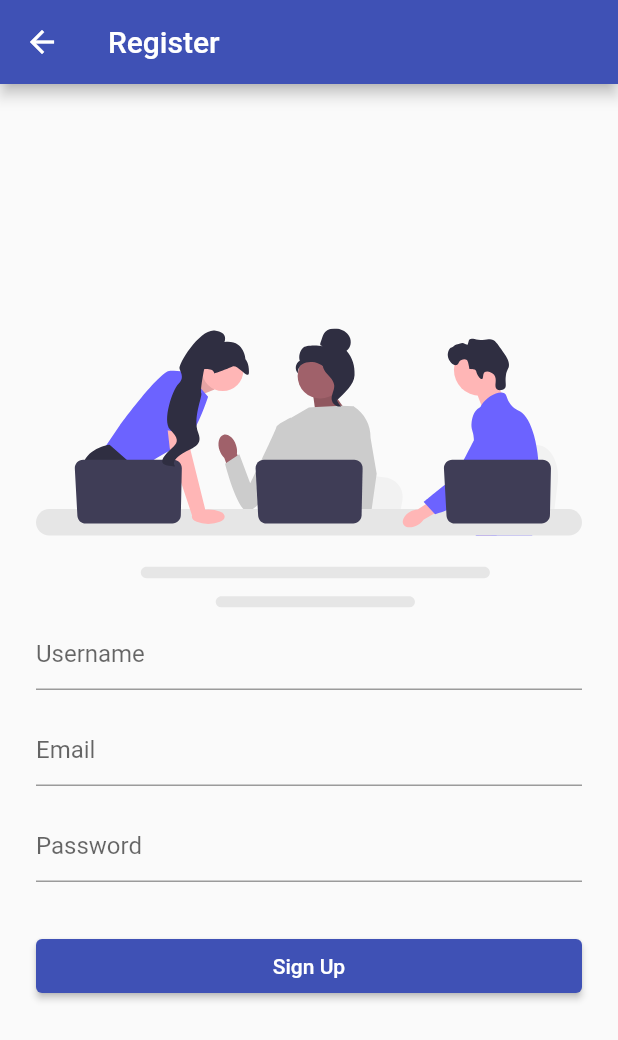
After one commit to sabrinazizau/fasolasync, a Flutter app: the RegisterPage screen opened directly, on a phone screen of 412 x 824 dp. The commit adds this screen. Shown: the top 1040 px of the screen. Run offline on Flutter 3.47's test engine with Material 2 defaults, Android fonts, the phone set to English and light mode, and no system bars; our stand-ins replace firebase_auth, firebase_core, flutter_svg; accounts and stored records are empty.

Commit message:
register page

```diff
--- a/lib/main.dart
+++ b/lib/main.dart
@@ -22,6 +22,7 @@ class MyApp extends StatelessWidget {
   Widget build(BuildContext context) {
     return MaterialApp(
       title: 'FaSoLaSync',
+      debugShowCheckedModeBanner: false,
       theme: ThemeData(
         primarySwatch: Colors.indigo,
       ),
--- a/lib/screens/nav_bar.dart
+++ b/lib/screens/nav_bar.dart
@@ -4,6 +4,7 @@ import 'package:tugas5/screens/library.dart';
 import 'package:tugas5/services/album_operations.dart';
 import '/screens/home.dart';
 import '/screens/login_page.dart';
+import 'package:tugas5/screens/register_page.dart';
 
 class NavBarDemo extends StatefulWidget {
   final User? user; // User bisa null jika belum login
@@ -35,6 +36,7 @@ class _NavBarDemoState extends State<NavBarDemo> {
                   ),
                   Padding(
                     padding: const EdgeInsets.all(14.0),
+                    child: Text('Menu'),
                   ),
                   ListTile(
                     leading: Icon(Icons.home),
@@ -119,7 +121,8 @@ class _NavBarDemoState extends State<NavBarDemo> {
         ),
         TextButton(
           onPressed: () {
-            // Handle Sign Up action
+            Navigator.of(context).pushReplacement(
+              MaterialPageRoute(builder: (context) => RegisterPage()));
           },
           child: Text(
             'Sign Up',
--- /dev/null
+++ b/lib/screens/register_page.dart
@@ -0,0 +1,166 @@
+import 'package:flutter/material.dart';
+import 'package:firebase_auth/firebase_auth.dart';
+
+import 'package:tugas5/utils/fire_auth.dart';
+import 'package:tugas5/utils/validator.dart';
+import 'package:flutter_svg/flutter_svg.dart';
+
+import 'package:tugas5/screens/login_page.dart';
+
+class RegisterPage extends StatefulWidget {
+  const RegisterPage({super.key});
+
+  @override
+  RegisterPageState createState() => RegisterPageState();
+}
+
+class RegisterPageState extends State<RegisterPage> {
+  final registerFormKey = GlobalKey<FormState>();
+
+  final usernameTextController = TextEditingController();
+  final emailTextController = TextEditingController();
+  final passwordTextController = TextEditingController();
+
+  final focusUsername = FocusNode();
+  final focusEmail = FocusNode();
+  final focusPassword = FocusNode();
+
+  bool isProcessing = false;
+
+  @override
+  Widget build(BuildContext context){
+    return GestureDetector(
+      onTap: () {
+        focusUsername.unfocus();
+        focusEmail.unfocus();
+        focusPassword.unfocus();
+      },
+      child: Scaffold(
+        appBar: AppBar(
+          leading: IconButton(
+            icon: const Icon(Icons.arrow_back),
+            onPressed: () => Navigator.of(context).pop(),
+          ),
+          title: const Text('Register'),
+        ),
+        body: Padding(
+          padding: const EdgeInsets.all(24.0),
+          child: Center(
+            child: Column(
+              mainAxisAlignment: MainAxisAlignment.center,
+              children: [
+                SvgPicture.asset(
+                  'assets/undraw_engineering_team_a7n2.svg',
+                  height: 200,
+                ),
+                Form(
+                  key: registerFormKey,
+                  child: Column(
+                    children: <Widget>[
+                      TextFormField(
+                        controller: usernameTextController,
+                        focusNode: focusUsername,
+                        validator: (value) => Validator.validateName(
+                          name: value,
+                        ),
+                        decoration: InputDecoration(
+                          hintText: "Username",
+                          errorBorder: UnderlineInputBorder(
+                            borderRadius: BorderRadius.circular(6.0),
+                            borderSide: const BorderSide(
+                              color: Colors.indigo,
+                            ),
+                          ),
+                        ),
+                      ),
+                      const SizedBox(height:16.0),
+                      TextFormField(
+                        controller: emailTextController,
+                        focusNode: focusEmail,
+                        validator: (value) => Validator.validateEmail(
+                          email: value,
+                        ),
+                        decoration: InputDecoration(
+                          hintText: "Email",
+                          errorBorder:  UnderlineInputBorder(
+                            borderRadius: BorderRadius.circular(6.0),
+                            borderSide: const BorderSide(
+                              color: Colors.indigo,
+                            ),
+                          ),
+                        ),
+                      ),
+                      const SizedBox(height:16.0),
+                      TextFormField(
+                        controller: passwordTextController,
+                        focusNode: focusPassword,
+                        obscureText: true,
+                        validator: (value) => Validator.validatePassword(
+                          password: value,
+                        ),
+                        decoration: InputDecoration(
+                          hintText: "Password",
+                          errorBorder:  UnderlineInputBorder(
+                            borderRadius: BorderRadius.circular(6.0),
+                            borderSide: const BorderSide(
+                              color: Colors.indigo,
+                            ),
+                          ),
+                        ),
+                      ),
+                      const SizedBox(height:32.0),
+                      isProcessing
+                          ? const CircularProgressIndicator()
+                          : Row(
+                              children: [
+                                Expanded(
+                                  child: ElevatedButton(
+                                    onPressed: () async {
+                                      setState(() {
+                                        isProcessing = true;
+                                      });
+
+                                      if (registerFormKey.currentState!
+                                          .validate()) {
+                                        User? user = await FireAuth
+                                            .registerUsingEmailPassword(
+                                              name: usernameTextController.text,
+                                              email: emailTextController.text,
+                                              password:
+                                                  passwordTextController.text,
+                                            );
+
+                                            setState(() {
+                                              isProcessing = false;
+                                            });
+
+                                            if (user != null) {
+                                              Navigator.of(context)
+                                                  .pushAndRemoveUntil(
+                                                MaterialPageRoute(
+                                                  builder: (context) =>
+                                                      LoginPage(),
+                                                ),
+                                                ModalRoute.withName('/'),
+                                              );
+                                            }
+                                          }
+                                    },
+                                    child: const Text(
+                                      'Sign Up',
+                                      style: TextStyle(color: Colors.white),
+                                    ),
+                                  ),
+                                ),
+                              ],
+                          )
+                    ],
+                  ))
+              ],
+            ),
+          ),
+        )
+      ),
+    );
+  }
+}
--- a/pubspec.yaml
+++ b/pubspec.yaml
@@ -38,6 +38,7 @@ dependencies:
   http: ^1.1.0
   firebase_core: ^2.23.0
   firebase_auth: ^4.14.1
+  flutter_svg: ^2.0.9
 
 dev_dependencies:
   flutter_test:
@@ -78,6 +79,7 @@ flutter:
   - assets/indie5.jpg
   - assets/indie6.jpg
   - assets/indie7.jpg
+  - assets/undraw_engineering_team_a7n2.svg
 
 
 
```
Also changed, not shown: assets/undraw_engineering_team_a7n2.svg (added), pubspec.lock.
